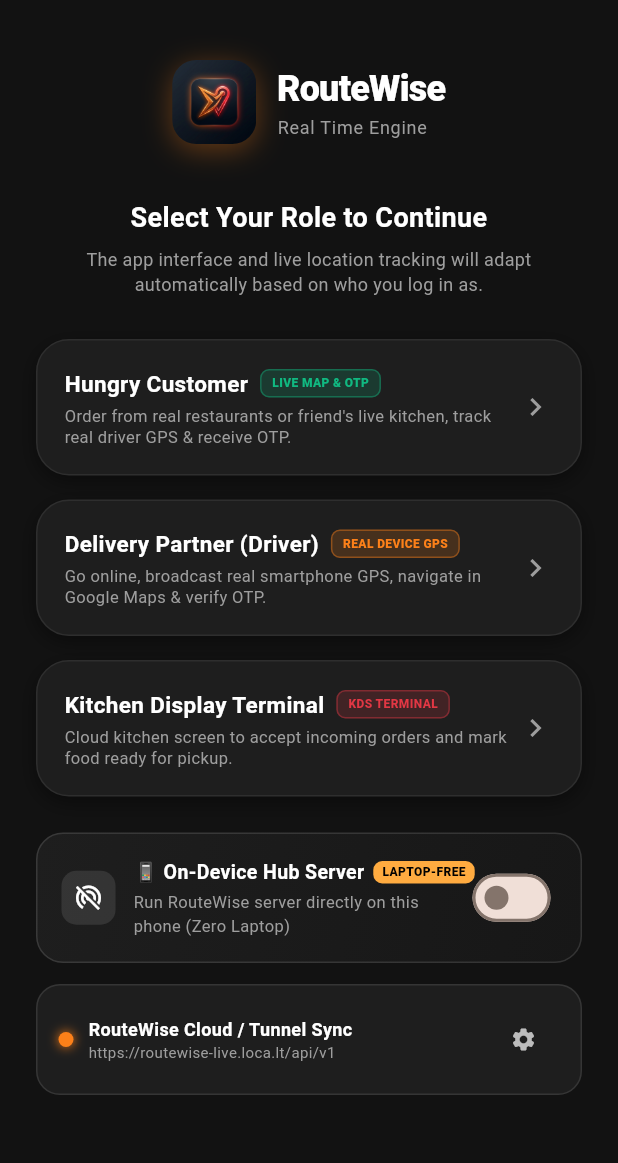
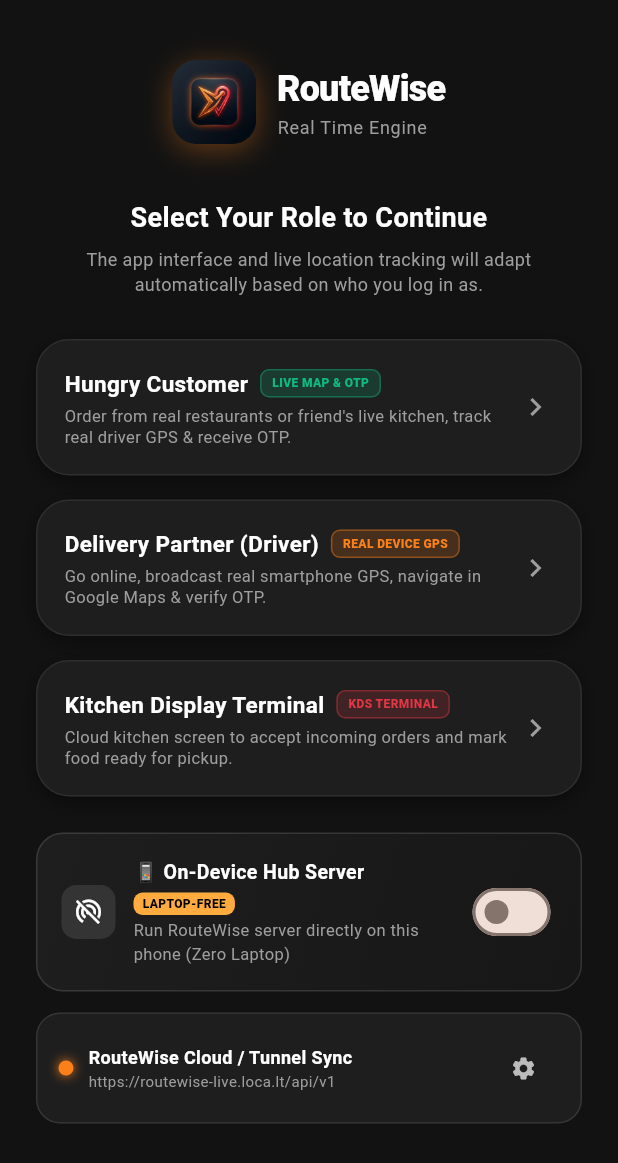
Before and after one commit to PrajwalTheCoder/delivery-app, a Flutter app: the screen it shows after launch, on a phone screen of 412 x 824 dp. Shown: the top 1163 px of the screen. Run offline on Flutter 3.47's test engine with Material 3 defaults, Android fonts, the phone set to English and light mode, and no system bars; our stand-ins replace cloud_firestore, firebase_core, flutter_map, geolocator, latlong2, supabase_flutter; accounts and stored records are empty.

Commit message:
fix: Wrap role and hub card headers to eliminate horizontal screen overflow

```diff
--- a/mobile_app/lib/screens/auth/role_select_screen.dart
+++ b/mobile_app/lib/screens/auth/role_select_screen.dart
@@ -254,7 +254,10 @@ class _RoleSelectScreenState extends State<RoleSelectScreen> {
                           child: Column(
                             crossAxisAlignment: CrossAxisAlignment.start,
                             children: [
-                              Row(
+                              Wrap(
+                                crossAxisAlignment: WrapCrossAlignment.center,
+                                spacing: 6,
+                                runSpacing: 4,
                                 children: [
                                   const Text(
                                     '📱 On-Device Hub Server',
@@ -264,7 +267,6 @@ class _RoleSelectScreenState extends State<RoleSelectScreen> {
                                       color: Colors.white,
                                     ),
                                   ),
-                                  const SizedBox(width: 6),
                                   Container(
                                     padding: const EdgeInsets.symmetric(horizontal: 6, vertical: 2),
                                     decoration: BoxDecoration(
@@ -424,7 +426,10 @@ class _RoleSelectScreenState extends State<RoleSelectScreen> {
               child: Column(
                 crossAxisAlignment: CrossAxisAlignment.start,
                 children: [
-                  Row(
+                  Wrap(
+                    crossAxisAlignment: WrapCrossAlignment.center,
+                    spacing: 8,
+                    runSpacing: 4,
                     children: [
                       Text(
                         title,
@@ -434,13 +439,12 @@ class _RoleSelectScreenState extends State<RoleSelectScreen> {
                           color: Colors.white,
                         ),
                       ),
-                      const SizedBox(width: 8),
                       Container(
                         padding: const EdgeInsets.symmetric(horizontal: 7, vertical: 3),
                         decoration: BoxDecoration(
-                          color: badgeColor.withOpacity(0.18),
+                          color: badgeColor.withValues(alpha: 0.18),
                           borderRadius: BorderRadius.circular(6),
-                          border: Border.all(color: badgeColor.withOpacity(0.4)),
+                          border: Border.all(color: badgeColor.withValues(alpha: 0.4)),
                         ),
                         child: Text(
                           badge,
```
